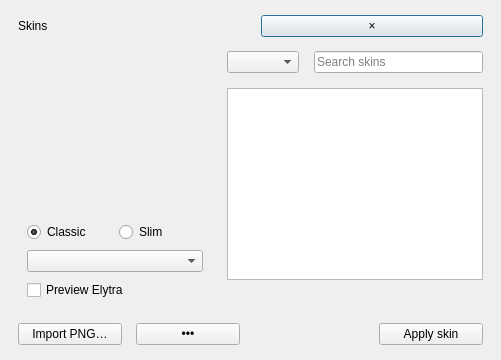
Old version of the form launcher/ui/dialogs/skins/SkinManageDialog.ui in the repository sebastianmiletic/stellarlauncher.
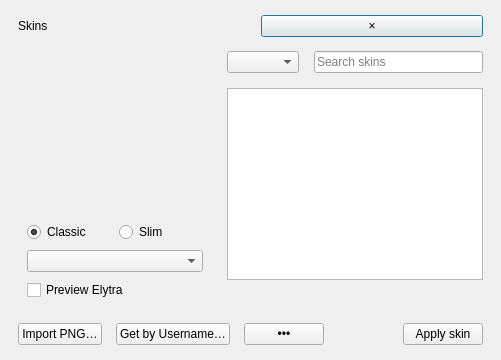
New version of the form.

```diff
--- a/launcher/ui/dialogs/skins/SkinManageDialog.ui
+++ b/launcher/ui/dialogs/skins/SkinManageDialog.ui
@@ -65,6 +65,7 @@
    <item>
     <layout class="QHBoxLayout" name="footer">
      <item><widget class="QPushButton" name="fileBtn"><property name="text"><string>Import PNG…</string></property></widget></item>
+     <item><widget class="QPushButton" name="userBtn"><property name="text"><string>Get by Username…</string></property></widget></item>
      <item><widget class="QPushButton" name="moreBtn"><property name="text"><string>•••</string></property><property name="accessibleName"><string>More skin options</string></property></widget></item>
      <item><spacer name="footerSpace"><property name="orientation"><enum>Qt::Horizontal</enum></property></spacer></item>
      <item><widget class="QLabel" name="status"/></item>
```
